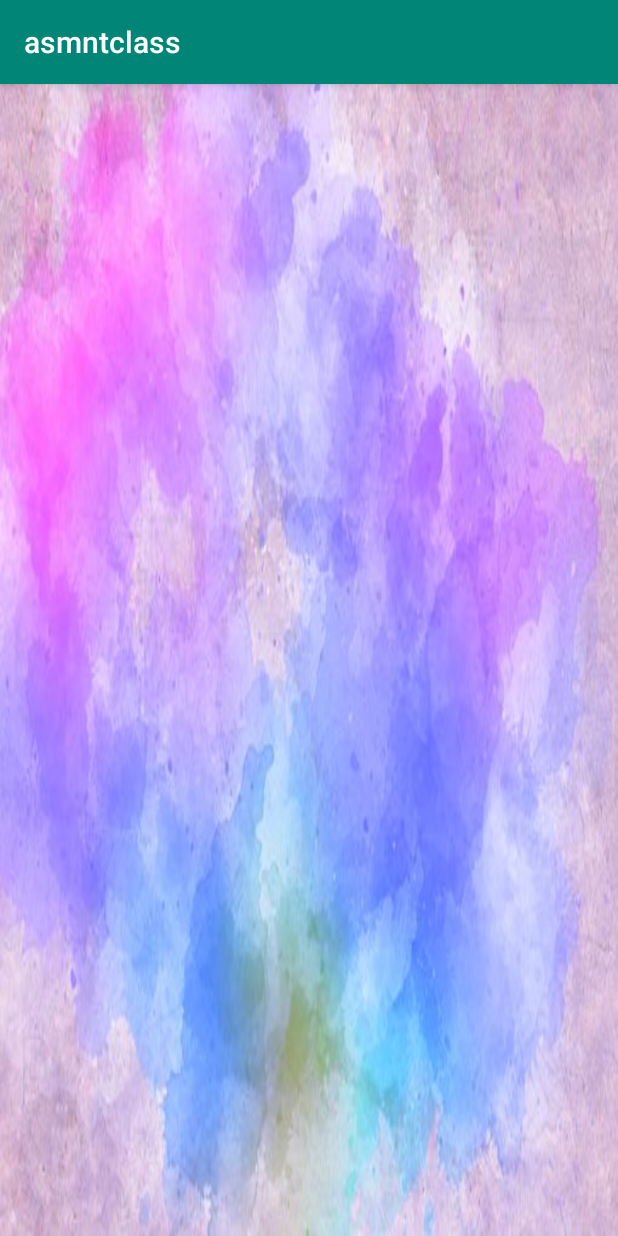
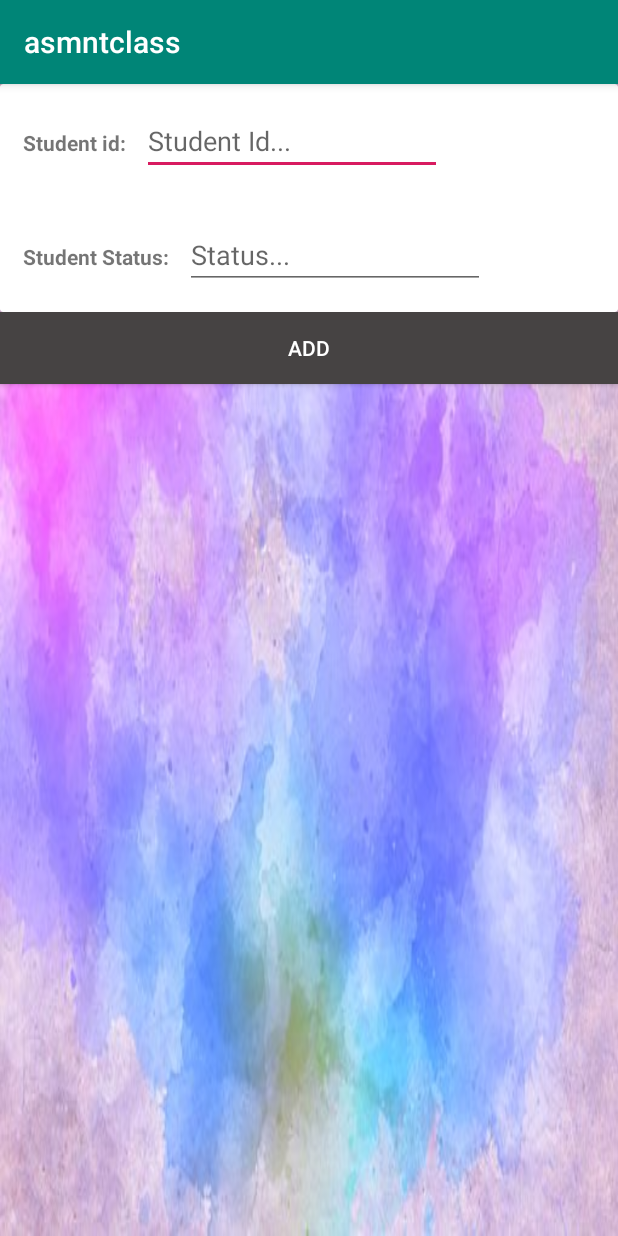
Before and after one commit to bishwa53/finalAndroid, an Android app: the AddAttendanceActivity screen opened directly, with no data from a screen before it, on a phone screen of 412 x 824 dp. Run offline under Robolectric (Android 15) with nearby library versions, the phone set to English and light mode, and no system bars.

Commit message:
Notification Added, login, Add Attendance

```diff
--- a/app/src/main/AndroidManifest.xml
+++ b/app/src/main/AndroidManifest.xml
@@ -15,7 +15,7 @@
         android:theme="@style/AppTheme"
         android:usesCleartextTraffic="true">
         <activity android:name=".TeacherActivity"></activity>
-        <activity android:name=".AddStudentActivity" />
+        <activity android:name=".StudentActivity" />
         <activity android:name=".ViewAttendanceActivity" />
         <activity android:name=".AddAttendanceActivity" />
         <activity android:name=".ViewDetailOfTeacherActivity" />
--- a/app/src/main/java/URL/Url.java
+++ b/app/src/main/java/URL/Url.java
@@ -5,7 +5,8 @@ import retrofit2.converter.gson.GsonConverterFactory;
 
 public class Url {
 
-    public static final String BASE_URL = "http://10.0.2.2:3000/";
+//    public static final String BASE_URL = "http://10.0.2.2:3000/";
+    public static final String BASE_URL = "http://192.168.1.254:3000/";
     public static String Cookie="";
 
 
--- a/app/src/main/java/api/AttendanceAPI.java
+++ b/app/src/main/java/api/AttendanceAPI.java
@@ -8,6 +8,8 @@ import model.Teacher;
 import model.student;
 import retrofit2.Call;
 import retrofit2.http.Body;
+import retrofit2.http.Field;
+import retrofit2.http.FormUrlEncoded;
 import retrofit2.http.GET;
 import retrofit2.http.POST;
 
@@ -31,8 +33,12 @@ public interface AttendanceAPI {
     @POST("api/student")
     Call<Void> addStudent(@Body  student student);
 
+    @FormUrlEncoded
     @POST("api/attendance")
-    Call<Void> addAttendance(@Body  Attendance attendance);
+    Call<Void> addAttendance(
+            @Field("status") String status,
+            @Field("studentId") String studentId
+    );
 
 
 
--- a/app/src/main/java/com/example/asmntclass/AddAttendanceActivity.java
+++ b/app/src/main/java/com/example/asmntclass/AddAttendanceActivity.java
@@ -4,6 +4,8 @@ import android.app.Dialog;
 import android.content.Context;
 import android.content.Intent;
 import android.graphics.Color;
+import android.os.Build;
+import android.support.annotation.RequiresApi;
 import android.support.v7.app.AppCompatActivity;
 import android.os.Bundle;
 import android.util.Log;
@@ -23,54 +25,96 @@ import java.util.ArrayList;
 import java.util.Calendar;
 import java.util.List;
 
+import URL.Url;
 import adapter.StudentAdapter;
+import api.AttendanceAPI;
 import model.Attendance;
 import model.student;
+import retrofit2.Call;
+import retrofit2.Callback;
+import retrofit2.Response;
 
-public class AddAttendanceActivity extends AppCompatActivity {
-    String status="P";
-    Button attendanceSubmitButton;
-    private List<student> studentList;
-    private Context context;
-    RadioGroup radioGroup;
-    RadioButton PresentradioButton, AbsentradioButton;
+public class AddAttendanceActivity extends AppCompatActivity implements View.OnClickListener {
+//    String status="P";
+//    Button attendanceSubmitButton;
+//    private List<student> studentList;
+//    private Context context;
+//    RadioGroup radioGroup;
+//    RadioButton PresentradioButton, AbsentradioButton;
+
+    private EditText studentId,status;
+    private Button btnAdd;
 
     protected void onCreate(Bundle savedInstanceState) {
         super.onCreate(savedInstanceState);
         setContentView(R.layout.activity_add_attendance);
 
-        radioGroup = (RadioGroup) findViewById(R.id.radioGroup);
-        PresentradioButton = (RadioButton) findViewById(R.id.PresentradioButton);
-        AbsentradioButton = (RadioButton) findViewById(R.id.AbsentradioButton);
-        attendanceSubmitButton = (Button) findViewById(R.id.attendanceSubmitButton);
+        studentId = findViewById(R.id.etStudentId);
+        status = findViewById(R.id.etStudentStatus);
+        btnAdd = findViewById(R.id.btnAttendanceAdd);
 
-        radioGroup.setOnCheckedChangeListener(new RadioGroup.OnCheckedChangeListener() {
-            @Override
-            public void onCheckedChanged(RadioGroup group, int checkedId) {
-                if(checkedId==R.id.PresentradioButton){
-                    status = "P";
+        btnAdd.setOnClickListener(this);
 
-                }else if (checkedId==R.id.AbsentradioButton){
-                    status = "A";
-
-                }
-                else {
-
-                }
-            }
-
-        });
-        AbsentradioButton.setOnClickListener(new View.OnClickListener() {
-            @Override
-            public void onClick(View v) {
-                Attendance attendance = new Attendance();
-
-            }
-        });
+//        radioGroup = (RadioGroup) findViewById(R.id.radioGroup);
+//        PresentradioButton = (RadioButton) findViewById(R.id.PresentradioButton);
+//        AbsentradioButton = (RadioButton) findViewById(R.id.AbsentradioButton);
+//        attendanceSubmitButton = (Button) findViewById(R.id.attendanceSubmitButton);
+//
+//        radioGroup.setOnCheckedChangeListener(new RadioGroup.OnCheckedChangeListener() {
+//            @Override
+//            public void onCheckedChanged(RadioGroup group, int checkedId) {
+//                if(checkedId==R.id.PresentradioButton){
+//                    status = "P";
+//
+//                }else if (checkedId==R.id.AbsentradioButton){
+//                    status = "A";
+//
+//                }
+//                else {
+//
+//                }
+//            }
+//
+//        });
+//        AbsentradioButton.setOnClickListener(new View.OnClickListener() {
+//            @Override
+//            public void onClick(View v) {
+//                Attendance attendance = new Attendance();
+//
+//            }
+//        });
 
 
 
 
 
     }
+
+    @Override
+    public void onClick(View view) {
+        String theStudentid = studentId.getText().toString();
+        String theStatus = status.getText().toString();
+        if( theStudentid.length() > 0 && theStatus.length() > 0 ){
+
+            AttendanceAPI attendanceAPI = Url.getInstance().create(AttendanceAPI.class);
+            Call<Void> voidCall = attendanceAPI.addAttendance(theStatus,theStudentid);
+
+            voidCall.enqueue(new Callback<Void>() {
+                @RequiresApi(api = Build.VERSION_CODES.JELLY_BEAN)
+                @Override
+                public void onResponse(Call<Void> call, Response<Void> response) {
+                    All.showNotification(getApplicationContext(),"Attendance Notification","Attendance added");
+                    Toast.makeText(AddAttendanceActivity.this,"Attendance added",Toast.LENGTH_LONG ).show();
+                }
+
+                @Override
+                public void onFailure(Call<Void> call, Throwable t) {
+
+                }
+            });
+
+        }else{
+            Toast.makeText(AddAttendanceActivity.this,"Please enter all values",Toast.LENGTH_LONG ).show();
+        }
+    }
 }
--- a/app/src/main/java/com/example/asmntclass/RegisterActivity.java
+++ b/app/src/main/java/com/example/asmntclass/RegisterActivity.java
@@ -2,6 +2,8 @@ package com.example.asmntclass;
 
 import android.content.Intent;
 import android.graphics.Color;
+import android.os.Build;
+import android.support.annotation.RequiresApi;
 import android.support.v7.app.AppCompatActivity;
 import android.os.Bundle;
 import android.text.TextUtils;
@@ -83,12 +85,14 @@ public class RegisterActivity extends AppCompatActivity {
                     Call<Void> voidCall = (Call<Void>) attendanceAPI.addStudent(student);
 
                     voidCall.enqueue(new Callback<Void>() {
+                        @RequiresApi(api = Build.VERSION_CODES.JELLY_BEAN)
                         @Override
                         public void onResponse(Call<Void> call, Response<Void> response) {
                             if (!response.isSuccessful()){
                                 Toast.makeText(RegisterActivity.this, "Code" + response.code(), Toast.LENGTH_SHORT).show();
                                 return;
                             }
+                            All.showNotification(getApplicationContext(),"Student Notificaiton","Student added");
                             Toast.makeText(RegisterActivity.this, "Added", Toast.LENGTH_SHORT).show();
                         }
 
--- a/app/src/main/java/com/example/asmntclass/RegisterTeacher.java
+++ b/app/src/main/java/com/example/asmntclass/RegisterTeacher.java
@@ -1,6 +1,8 @@
 package com.example.asmntclass;
 
 import android.content.Intent;
+import android.os.Build;
+import android.support.annotation.RequiresApi;
 import android.support.v7.app.AppCompatActivity;
 import android.os.Bundle;
 import android.text.TextUtils;
@@ -79,6 +81,7 @@ public class RegisterTeacher extends AppCompatActivity {
 
                     Call<Void> voidCall = attendanceAPI.addTeacher(teacher);
                     voidCall.enqueue(new Callback<Void>() {
+                        @RequiresApi(api = Build.VERSION_CODES.JELLY_BEAN)
                         @Override
                         public void onResponse(Call<Void> call, Response<Void> response) {
                             if (!response.isSuccessful()){
@@ -86,6 +89,7 @@ public class RegisterTeacher extends AppCompatActivity {
                                 return;
                             }
                             Toast.makeText(RegisterTeacher.this, "Added", Toast.LENGTH_SHORT).show();
+                            All.showNotification(getApplicationContext(),"Teacher Notification","Teacher added");
                         }
 
                         @Override
--- a/app/src/main/java/com/example/asmntclass/AddStudentActivity.java
+++ b/app/src/main/java/com/example/asmntclass/StudentActivity.java
@@ -18,7 +18,7 @@ import java.util.ArrayList;
 
 import model.student;
 
-public class AddStudentActivity extends AppCompatActivity {
+public class StudentActivity extends AppCompatActivity {
 
 
     }
--- a/app/src/main/res/layout/activity_add_attendance.xml
+++ b/app/src/main/res/layout/activity_add_attendance.xml
@@ -1,5 +1,5 @@
 <?xml version="1.0" encoding="utf-8"?>
-<TableLayout
+<LinearLayout
     xmlns:android="http://schemas.android.com/apk/res/android"
     xmlns:app="http://schemas.android.com/apk/res-auto"
     xmlns:tools="http://schemas.android.com/tools"
@@ -10,14 +10,76 @@
     android:background="@drawable/download"
     tools:context=".AddAttendanceActivity">
 
-    <android.support.v7.widget.RecyclerView
-        android:id="@+id/recyclerAddAttendance"
+    <android.support.v7.widget.CardView
         android:layout_width="match_parent"
-        android:layout_height="match_parent"/>
+        android:layout_height="wrap_content">
+
+        <LinearLayout
+            android:layout_width="match_parent"
+            android:layout_height="match_parent"
+            android:orientation="vertical"
+            android:textStyle="bold">
+
+            <LinearLayout
+                android:layout_margin="10dp"
+                android:orientation="horizontal"
+                android:layout_width="match_parent"
+                android:layout_height="wrap_content">
+
+
+                <TextView
+                    android:layout_width="wrap_content"
+                    android:layout_height="wrap_content"
+                    android:layout_margin="5dp"
+                    android:text="Student id:"
+                    android:textStyle="bold" />
+
+                <EditText
+                    android:hint="Student Id..."
+                    android:id="@+id/etStudentId"
+                    android:layout_width="200dp"
+                    android:layout_height="wrap_content"
+                    android:layout_margin="5dp" />
+
+
+            </LinearLayout>
+
+            <LinearLayout
+                android:layout_width="wrap_content"
+                android:layout_height="wrap_content"
+                android:layout_margin="10dp"
+                android:orientation="horizontal">
+
+                <TextView
+                    android:layout_width="match_parent"
+                    android:layout_height="wrap_content"
+                    android:layout_margin="5dp"
+                    android:text="Student Status:"
+                    android:textStyle="bold" />
+
+                <EditText
+    android:hint="Status..."
+                    android:id="@+id/etStudentStatus"
+                    android:layout_width="200dp"
+                    android:layout_height="wrap_content"
+                    android:layout_margin="5dp" />
+
+            </LinearLayout>
+
+
+        </LinearLayout>
+
+    </android.support.v7.widget.CardView>
+
+
+    <Button
+        android:id="@+id/btnAttendanceAdd"
+        android:layout_width="match_parent"
+        android:text="Add"
+        android:textColor="#fff"
+        android:background="#464343"
+        android:layout_height="wrap_content" />
 
 
 
-
-
-
-</TableLayout>
+</LinearLayout>
--- a/app/src/main/res/layout/activity_add_student.xml
+++ b/app/src/main/res/layout/activity_add_student.xml
@@ -6,7 +6,7 @@
     android:layout_height="match_parent"
     android:orientation="vertical"
     android:background="@drawable/download"
-    tools:context=".AddStudentActivity">
+    tools:context=".StudentActivity">
 
     <ListView
         android:id="@+id/listview"
```
Also changed, not shown: app/src/main/java/api/UsersAPI.java (added, +20 -0 lines), app/src/main/java/bodies/ResBody.java (added, +22 -0 lines), app/src/main/java/com/example/asmntclass/All.java (added, +56 -0 lines), app/src/main/java/com/example/asmntclass/LoginActivity.java (+39 -9 lines).
